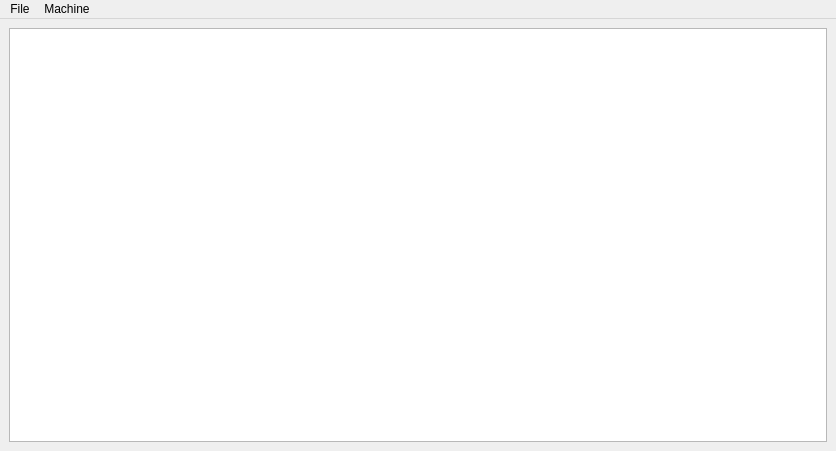
The window that examples/mini/mini.ui (auto-mation-assist/qtpyvcp-1) describes before a commit, drawn with Qt 5.
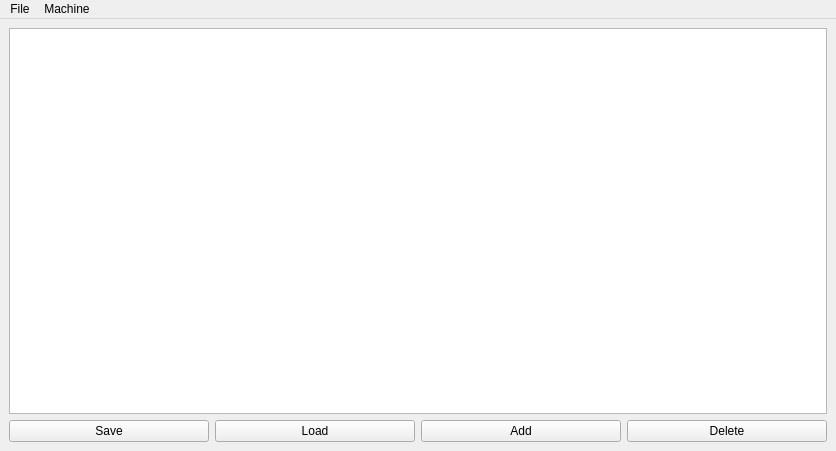
The same window after the commit. Custom widgets are drawn as their Qt base class.

Patch:
```diff
--- a/examples/mini/mini.ui
+++ b/examples/mini/mini.ui
@@ -22,7 +22,45 @@
    </property>
    <layout class="QVBoxLayout" name="verticalLayout">
     <item>
-     <widget class="ToolTable" name="tooltable"/>
+     <widget class="ToolTable" name="tooltable">
+      <property name="styleSheet">
+       <string notr="true">QTableView {
+	color: black;
+}</string>
+      </property>
+     </widget>
+    </item>
+    <item>
+     <layout class="QHBoxLayout" name="horizontalLayout">
+      <item>
+       <widget class="QPushButton" name="saveButton">
+        <property name="text">
+         <string>Save</string>
+        </property>
+       </widget>
+      </item>
+      <item>
+       <widget class="QPushButton" name="loadButton">
+        <property name="text">
+         <string>Load</string>
+        </property>
+       </widget>
+      </item>
+      <item>
+       <widget class="QPushButton" name="addButton">
+        <property name="text">
+         <string>Add</string>
+        </property>
+       </widget>
+      </item>
+      <item>
+       <widget class="QPushButton" name="deleteButton">
+        <property name="text">
+         <string>Delete</string>
+        </property>
+       </widget>
+      </item>
+     </layout>
     </item>
    </layout>
   </widget>
```
Left out of the diff: 67 changed lines with no effect on the pictures.
